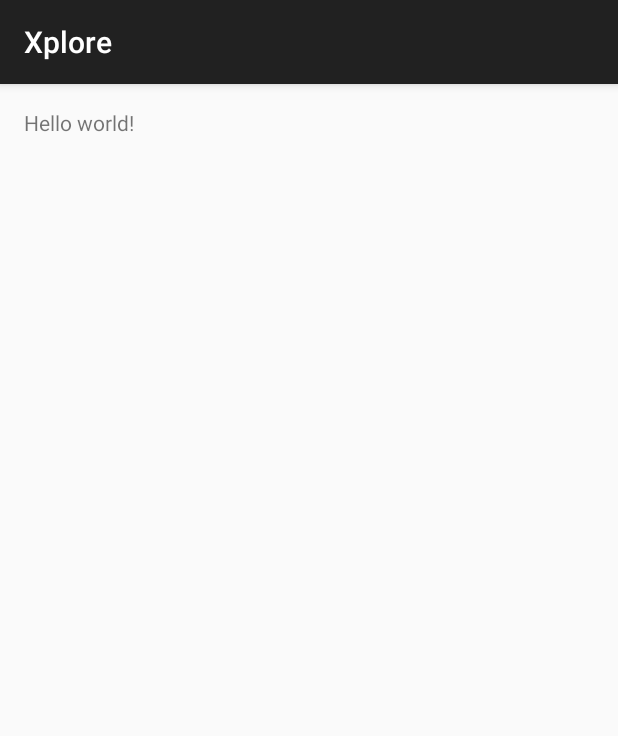
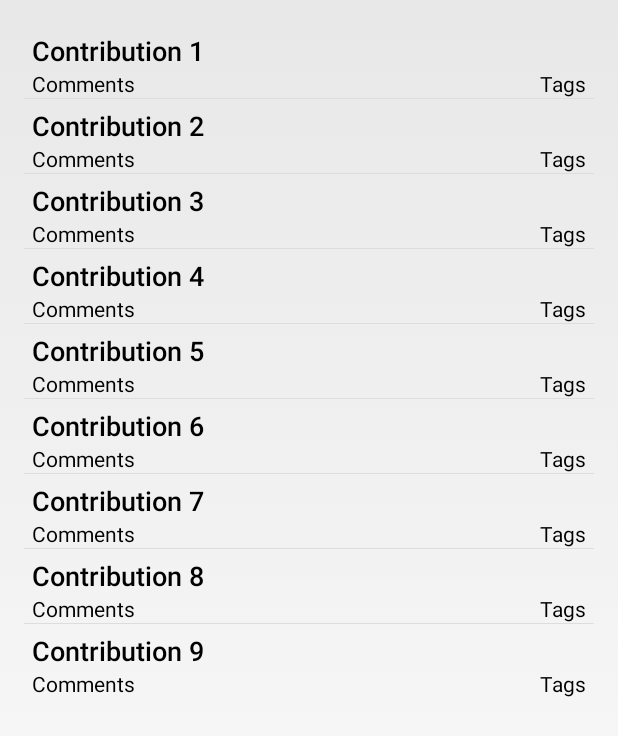
Before and after one commit to bounswe/bounswe2015group5, an Android app: the MainActivity screen opened directly, with no data from a screen before it, on a phone screen of 412 x 824 dp. Shown: the top 736 px of the screen. Run offline under Robolectric (Android 15) with nearby library versions, the phone set to English and light mode, and no system bars.

Commit message:
Contribution list Added with no functionality

```diff
--- a/Xplore2/Android/Xplore/app/build.gradle
+++ b/Xplore2/Android/Xplore/app/build.gradle
@@ -22,4 +22,6 @@ android {
 dependencies {
     compile fileTree(dir: 'libs', include: ['*.jar'])
     compile 'com.android.support:appcompat-v7:22.0.0'
+    compile 'com.android.support:support-annotations:22.2.0'
+    compile 'com.nineoldandroids:library:2.4.0'
 }
--- a/Xplore2/Android/Xplore/app/src/main/AndroidManifest.xml
+++ b/Xplore2/Android/Xplore/app/src/main/AndroidManifest.xml
@@ -21,10 +21,12 @@
         </activity>
 
         <activity
-            android:name="MainActivity"
+            android:name=".MainActivity"
+            android:theme="@android:style/Theme.Light.NoTitleBar.Fullscreen"
             android:screenOrientation="portrait"
             android:windowSoftInputMode="stateHidden|adjustResize" >
         </activity>
+
     </application>
 
 </manifest>
--- a/Xplore2/Android/Xplore/app/src/main/java/bounswe2015group5/xplore/Login.java
+++ b/Xplore2/Android/Xplore/app/src/main/java/bounswe2015group5/xplore/Login.java
@@ -41,9 +41,8 @@ public class Login extends Activity {
 		String email = edtMail.getText().toString();
 		String pass = edtPass.getText().toString();
 
-		if(email.equals("admin") && pass.equals("admin")){
-			startActivity(new Intent(getApplication(), MainActivity.class));
-		}
+		if(email.equals("admin") && pass.equals("admin"))
+			startActivity(new Intent(Login.this, MainActivity.class));
 
 	}
 
--- a/Xplore2/Android/Xplore/app/src/main/java/bounswe2015group5/xplore/MainActivity.java
+++ b/Xplore2/Android/Xplore/app/src/main/java/bounswe2015group5/xplore/MainActivity.java
@@ -1,15 +1,57 @@
 package bounswe2015group5.xplore;
 
+import android.app.AlertDialog;
+import android.content.DialogInterface;
 import android.os.Bundle;
-import android.support.v7.app.ActionBarActivity;
+import android.support.v4.app.Fragment;
+import android.support.v4.app.FragmentActivity;
+import android.view.KeyEvent;
+
+import bounswe2015group5.xplore.fragments.ContributionList;
 
 
-public class MainActivity extends ActionBarActivity {
+public class MainActivity extends FragmentActivity {
 
     @Override
     protected void onCreate(Bundle savedInstanceState) {
         super.onCreate(savedInstanceState);
         setContentView(R.layout.activity_main);
+
+        launchFragment(new ContributionList(), "ContributionList");
     }
 
+
+    public void launchFragment(Fragment fragment, String title){
+
+        getSupportFragmentManager().beginTransaction()
+                        .replace(R.id.content_frame, fragment)
+                        .addToBackStack(title)
+                        .commit();
+    }
+
+    @Override
+    public boolean onKeyDown(int keyCode, KeyEvent event) {
+        if (keyCode == KeyEvent.KEYCODE_BACK) {
+
+            if (getSupportFragmentManager().getBackStackEntryCount() > 1)
+                getSupportFragmentManager().popBackStackImmediate();
+
+            else new AlertDialog.Builder(MainActivity.this)
+                    .setTitle("Exit")
+                    .setPositiveButton("Yes", new DialogInterface.OnClickListener() {
+                        @Override
+                        public void onClick(DialogInterface dialog, int which) {
+                            finishAffinity();
+                        }
+                    })
+                    .setNegativeButton("No", new DialogInterface.OnClickListener() {
+                        @Override
+                        public void onClick(DialogInterface dialog, int which) {
+                            dialog.dismiss();
+                        }
+                    }).show();
+            return true;
+        }
+        return super.onKeyDown(keyCode, event);
+    }
 }
--- /dev/null
+++ b/Xplore2/Android/Xplore/app/src/main/java/bounswe2015group5/xplore/adapters/ContributionListAdapter.java
@@ -0,0 +1,56 @@
+package bounswe2015group5.xplore.adapters;
+
+import android.content.Context;
+import android.view.LayoutInflater;
+import android.view.View;
+import android.view.ViewGroup;
+import android.widget.BaseAdapter;
+import android.widget.TextView;
+
+import java.util.ArrayList;
+
+import bounswe2015group5.xplore.R;
+import bounswe2015group5.xplore.models.Contribution;
+/**
+ * Created by hakansahin on 05/11/15.
+ */
+public class ContributionListAdapter extends BaseAdapter {
+
+    private Context context;
+    private ArrayList<Contribution> contributions;
+    public ContributionListAdapter(Context context, ArrayList<Contribution> contributions){
+        this.context = context;
+        this.contributions = contributions;
+    }
+
+    @Override
+    public int getCount() {
+        return contributions.size();
+    }
+
+    @Override
+    public Object getItem(int i) {
+        return contributions.get(i);
+    }
+
+    @Override
+    public long getItemId(int i) {
+        return i;
+    }
+
+    @Override
+    public View getView(int i, View convertView, ViewGroup viewGroup) {
+
+        if (convertView == null) {
+            LayoutInflater inflater = (LayoutInflater) this.context
+                    .getSystemService(Context.LAYOUT_INFLATER_SERVICE);
+            convertView = inflater.inflate(R.layout.contribution, null);
+        }
+
+        TextView lblListHeader = (TextView) convertView
+                .findViewById(R.id.contText);
+        lblListHeader.setText(contributions.get(i).getDetail());
+
+        return convertView;
+    }
+}
--- /dev/null
+++ b/Xplore2/Android/Xplore/app/src/main/java/bounswe2015group5/xplore/fragments/ContributionList.java
@@ -0,0 +1,46 @@
+package bounswe2015group5.xplore.fragments;
+
+import android.support.v4.app.Fragment;
+import android.os.Bundle;
+import android.support.annotation.Nullable;
+import android.view.LayoutInflater;
+import android.view.View;
+import android.view.ViewGroup;
+import android.widget.LinearLayout;
+import android.widget.ListView;
+
+import java.util.ArrayList;
+
+import bounswe2015group5.xplore.R;
+import bounswe2015group5.xplore.adapters.ContributionListAdapter;
+import bounswe2015group5.xplore.models.Contribution;
+/**
+ * Created by hakansahin on 05/11/15.
+ */
+public class ContributionList extends Fragment {
+
+    private ArrayList<Contribution> contributions;
+
+    public ContributionList(){}
+
+    @Nullable
+    @Override
+    public View onCreateView(LayoutInflater inflater, ViewGroup container, Bundle savedInstanceState) {
+
+        LinearLayout parent = (LinearLayout) inflater.inflate(R.layout.contribution_list, null);
+        ListView contList = (ListView) parent.findViewById(R.id.contList);
+
+        populateData();
+
+        contList.setAdapter(new ContributionListAdapter(getActivity().getApplicationContext(), contributions));
+
+        return parent;
+    }
+
+    private void populateData() {
+        contributions = new ArrayList<>();
+
+        for(int i=1; i<10; i++)
+            contributions.add(new Contribution("Contribution " + i));
+    }
+}
--- /dev/null
+++ b/Xplore2/Android/Xplore/app/src/main/java/bounswe2015group5/xplore/models/Contribution.java
@@ -0,0 +1,16 @@
+package bounswe2015group5.xplore.models;
+
+/**
+ * Created by hakansahin on 05/11/15.
+ */
+public class Contribution {
+
+    private String detail;
+    public Contribution(String detail){
+        this.detail = detail;
+    }
+
+    public String getDetail(){ return detail; }
+    public void setDetail(String detail) { this.detail = detail; }
+
+}
--- a/Xplore2/Android/Xplore/app/src/main/res/layout/activity_main.xml
+++ b/Xplore2/Android/Xplore/app/src/main/res/layout/activity_main.xml
@@ -8,9 +8,12 @@
                 android:paddingBottom="@dimen/activity_vertical_margin"
                 tools:context=".MainActivity">
 
-    <TextView
-        android:text="@string/hello_world"
-        android:layout_width="wrap_content"
-        android:layout_height="wrap_content"/>
+    <FrameLayout
+        android:id="@+id/content_frame"
+        android:layout_width="match_parent"
+        android:layout_height="match_parent"
+        android:clickable="true">
+
+    </FrameLayout>
 
 </RelativeLayout>
--- /dev/null
+++ b/Xplore2/Android/Xplore/app/src/main/res/layout/contribution.xml
@@ -0,0 +1,38 @@
+<?xml version="1.0" encoding="utf-8"?>
+<RelativeLayout xmlns:android="http://schemas.android.com/apk/res/android"
+                android:layout_width="match_parent"
+                android:layout_height="match_parent">
+
+    <TextView
+        android:layout_width="match_parent"
+        android:layout_height="wrap_content"
+        android:textAppearance="?android:attr/textAppearanceMedium"
+        android:text="Contribution Detail"
+        android:id="@+id/contText"
+        android:layout_alignParentTop="true"
+        android:layout_alignParentStart="true"
+        android:layout_marginLeft="5dp"
+        android:layout_marginRight="5dp"
+        android:layout_marginTop="5dp"
+        android:textColor="#000000"/>
+
+    <TextView
+        android:layout_width="wrap_content"
+        android:layout_height="wrap_content"
+        android:textAppearance="?android:attr/textAppearanceSmall"
+        android:text="Comments"
+        android:id="@+id/commentBtn"
+        android:layout_below="@+id/contText"
+        android:layout_alignStart="@+id/contText"
+        android:textColor="#000000"/>
+
+    <TextView
+        android:layout_width="wrap_content"
+        android:layout_height="wrap_content"
+        android:textAppearance="?android:attr/textAppearanceSmall"
+        android:text="Tags"
+        android:id="@+id/tagBtn"
+        android:layout_below="@+id/contText"
+        android:layout_alignEnd="@+id/contText"
+        android:textColor="#000000"/>
+</RelativeLayout>
--- /dev/null
+++ b/Xplore2/Android/Xplore/app/src/main/res/layout/contribution_list.xml
@@ -0,0 +1,11 @@
+<?xml version="1.0" encoding="utf-8"?>
+<LinearLayout xmlns:android="http://schemas.android.com/apk/res/android"
+              android:orientation="vertical"
+              android:layout_width="match_parent"
+              android:layout_height="match_parent">
+
+    <ListView
+        android:layout_width="match_parent"
+        android:layout_height="wrap_content"
+        android:id="@+id/contList"/>
+</LinearLayout>
--- a/Xplore2/Android/Xplore/app/src/main/res/layout/login.xml
+++ b/Xplore2/Android/Xplore/app/src/main/res/layout/login.xml
@@ -40,7 +40,8 @@
         android:text="Login"
         android:id="@+id/loginBtn"
         android:layout_below="@+id/pass"
-        android:layout_alignLeft="@+id/email"/>
+        android:layout_alignLeft="@+id/email"
+        android:layout_alignEnd="@+id/pass"/>
 
     <TextView
         android:layout_width="wrap_content"
--- a/Xplore2/Android/Xplore/build.gradle
+++ b/Xplore2/Android/Xplore/build.gradle
@@ -5,7 +5,7 @@ buildscript {
         jcenter()
     }
     dependencies {
-        classpath 'com.android.tools.build:gradle:1.1.0'
+        classpath 'com.android.tools.build:gradle:1.3.0'
 
         // NOTE: Do not place your application dependencies here; they belong
         // in the individual module build.gradle files
```
